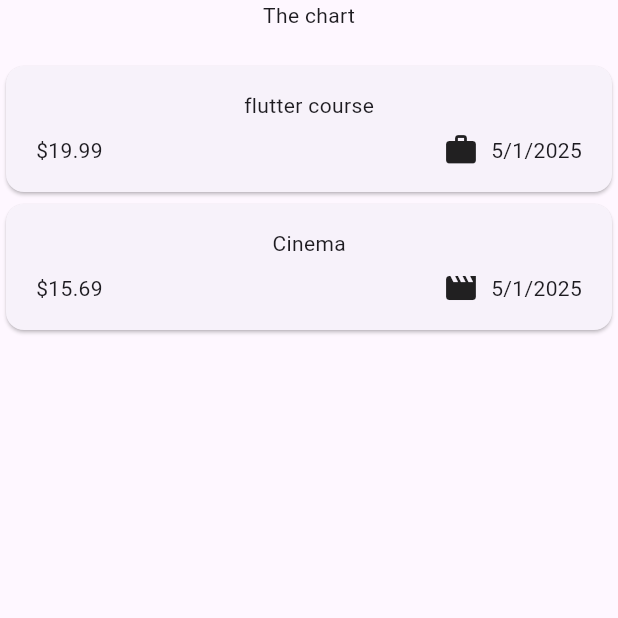
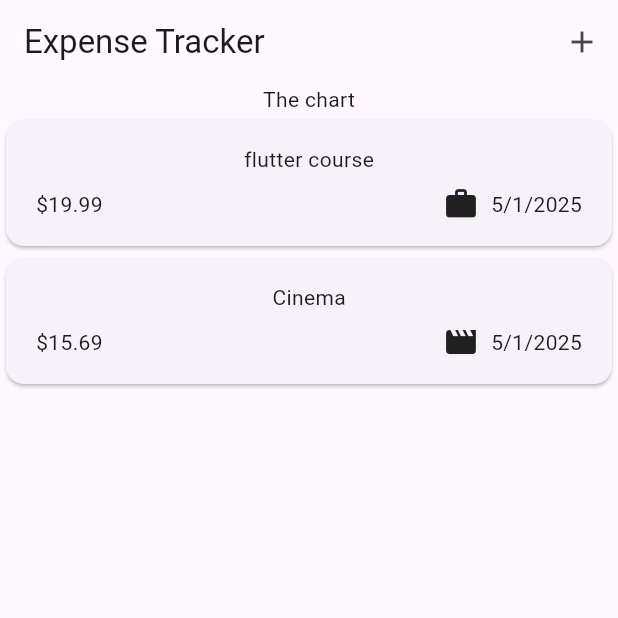
Before and after one commit to hazemkataie/expense_tracker_app_flutter, a Flutter app: the screen it shows after launch, on a phone screen of 412 x 824 dp, the top half of it. Run offline on Flutter 3.47's test engine with Material 3 defaults, Android fonts, the phone set to English and light mode, and no system bars.

Commit message:
Refactor Expenses widget layout for improved readability and structure

```diff
--- a/lib/widgets/expenses.dart
+++ b/lib/widgets/expenses.dart
@@ -30,15 +30,22 @@ class _ExpensesState extends State<Expenses> {
   @override
   Widget build(BuildContext context) {
     return Scaffold(
-      body: Center(
-        child: Column(
-          mainAxisAlignment: MainAxisAlignment.center,
-          children: [
-            const Text('The chart'),
-            const SizedBox(height: 20),
-            Expanded(child: ExpensesList(expenses: _registeredExpenses)),
-          ],
-        ),
+      appBar: AppBar(
+        title: const Text('Expense Tracker'),
+        actions: [
+          IconButton(
+            onPressed: () {},
+            icon: const Icon(Icons.add),
+          ),
+        ],
+      ),
+      body: Column(
+        children: [
+          const Text('The chart'),
+          Expanded(
+            child: ExpensesList(expenses: _registeredExpenses),
+          ),
+        ],
       ),
     );
   }
```
